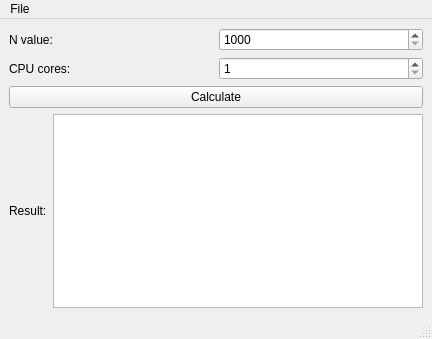
First picture: the form in mainwindow.ui, repository vashaty/OpenMPPI, before the edit.
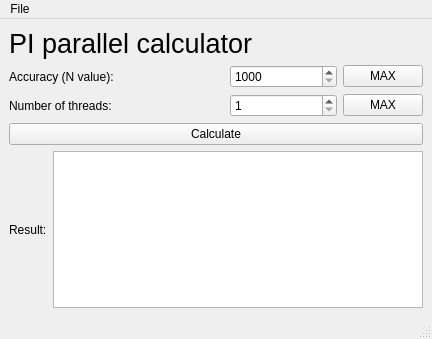
Second picture: the form after the edit.

What changed in the file:
```diff
--- a/mainwindow.ui
+++ b/mainwindow.ui
@@ -16,11 +16,23 @@
   <widget class="QWidget" name="centralwidget">
    <layout class="QVBoxLayout" name="verticalLayout">
     <item>
-     <layout class="QHBoxLayout" name="horizontalLayout_2">
+     <widget class="QLabel" name="label_4">
+      <property name="font">
+       <font>
+        <pointsize>20</pointsize>
+       </font>
+      </property>
+      <property name="text">
+       <string>PI parallel calculator</string>
+      </property>
+     </widget>
+    </item>
+    <item>
+     <layout class="QHBoxLayout" name="horizontalLayout_2" stretch="2,1,0">
       <item>
        <widget class="QLabel" name="label_2">
         <property name="text">
-         <string>N value:</string>
+         <string>Accuracy (N value):</string>
         </property>
        </widget>
       </item>
@@ -30,18 +42,25 @@
          <number>1000</number>
         </property>
         <property name="maximum">
-         <number>99999</number>
+         <number>999999999</number>
+        </property>
+       </widget>
+      </item>
+      <item>
+       <widget class="QPushButton" name="pushButtonMaxN">
+        <property name="text">
+         <string>MAX</string>
         </property>
        </widget>
       </item>
      </layout>
     </item>
     <item>
-     <layout class="QHBoxLayout" name="horizontalLayout">
+     <layout class="QHBoxLayout" name="horizontalLayout" stretch="2,1,0">
       <item>
        <widget class="QLabel" name="label">
         <property name="text">
-         <string>CPU cores:</string>
+         <string>Number of threads:</string>
         </property>
        </widget>
       </item>
@@ -52,6 +71,13 @@
         </property>
        </widget>
       </item>
+      <item>
+       <widget class="QPushButton" name="pushButtonMaxThreads">
+        <property name="text">
+         <string>MAX</string>
+        </property>
+       </widget>
+      </item>
      </layout>
     </item>
     <item>
```
Left out of the diff: 2 changed lines with no effect on the pictures.
